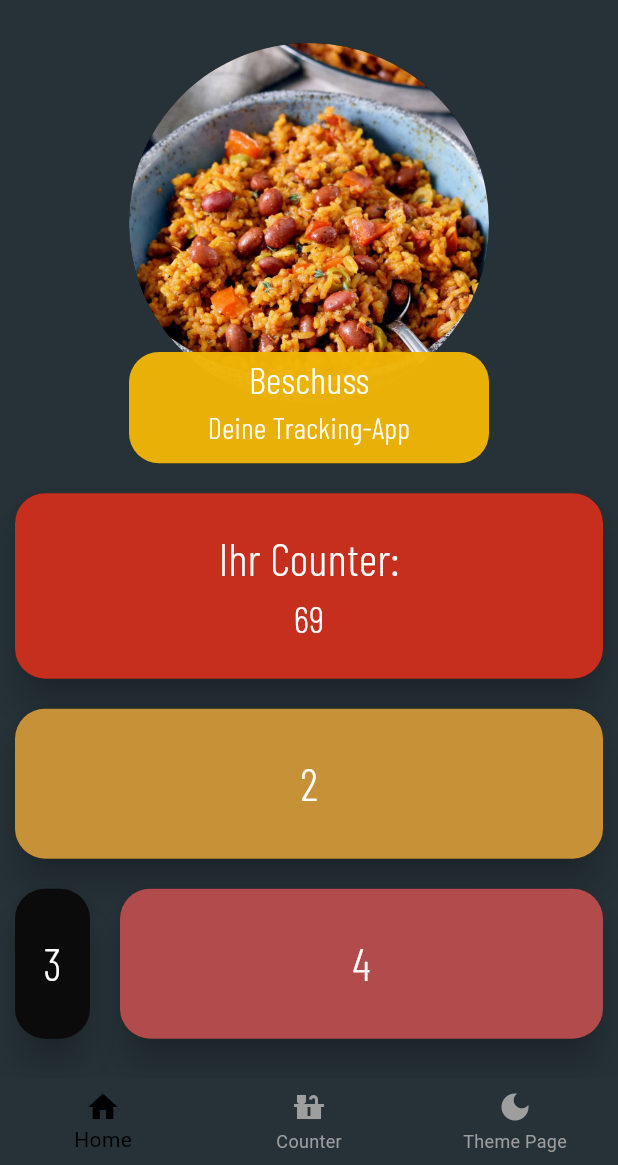
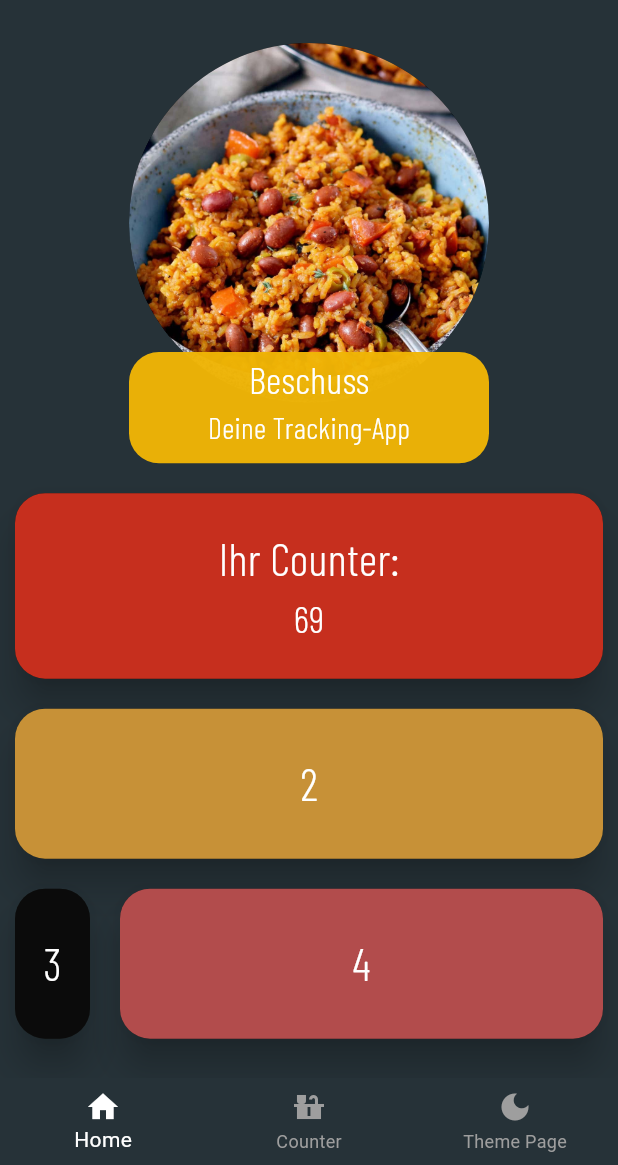
Before and after one commit to Tetoji/Flutter-Udemy-Course, a Flutter app: the screen it shows after launch, on a phone screen of 412 x 824 dp, the part 71-1236 px from its top. Run offline on Flutter 3.47's test engine with Material 3 defaults, Android fonts, the phone set to English and light mode, and no system bars; drawn by our look-alikes of auto_size_text.

Commit message:
navbar color theme

```diff
--- a/udemy_app/lib/nav_root.dart
+++ b/udemy_app/lib/nav_root.dart
@@ -26,9 +26,12 @@ class _RootWidgetState extends State<NavbarWidget> {
       ),
       bottomNavigationBar: BottomNavigationBar(
         elevation: 0.0,
-        backgroundColor: Theme.of(context).scaffoldBackgroundColor,
-        selectedItemColor: Colors.black,
-        unselectedItemColor: Colors.grey,
+        backgroundColor:
+            Theme.of(context).bottomNavigationBarTheme.backgroundColor,
+        selectedItemColor:
+            Theme.of(context).bottomNavigationBarTheme.selectedItemColor,
+        unselectedItemColor:
+            Theme.of(context).bottomNavigationBarTheme.unselectedItemColor,
         onTap: (index) {
           setState(() {
             _currentIndex = index;
--- a/udemy_app/lib/theme.dart
+++ b/udemy_app/lib/theme.dart
@@ -4,11 +4,13 @@ class AppTheme {
   AppTheme._();
 
   //* Light Colors
-  static final Color _lightPrimaryColor = Colors.white;
+  static const Color _lightPrimaryColor = Colors.white;
   static final Color _lightPrimaryVariantColor = Colors.blueGrey.shade800;
   static final Color _lightOnPrimaryColor = Colors.blueGrey.shade200;
   static const Color _lightTextColorPrimary = Colors.black;
   static const Color _appbarColorLight = Colors.blue;
+  static final Color _lightSelectedIconColor = Colors.grey.shade800;
+  static const Color _lightUnselectedIconColor = Colors.grey;
 
   //* Dark Colors
   static final Color _darkPrimaryColor = Colors.blueGrey.shade900;
@@ -16,6 +18,8 @@ class AppTheme {
   static final Color _darkOnPrimaryColor = Colors.blueGrey.shade300;
   static const Color _darkTextColorPrimary = Colors.white;
   static final Color _appbarColorDark = Colors.blueGrey.shade800;
+  static const Color _darkSelectedIconColor = Colors.white;
+  static final Color _darkUnselectedIconColor = Colors.grey.shade500;
 
   static const Color _iconColor = Colors.white;
 
@@ -32,6 +36,22 @@ class AppTheme {
     bodyLarge: _lightBodyText,
   );
 
+  static final ThemeData lightTheme = ThemeData(
+      scaffoldBackgroundColor: _lightPrimaryColor,
+      appBarTheme: const AppBarTheme(
+          color: _appbarColorLight,
+          iconTheme: IconThemeData(color: _iconColor)),
+      bottomAppBarTheme: const BottomAppBarTheme(color: _appbarColorLight),
+      colorScheme: ColorScheme.light(
+          primary: _lightPrimaryColor,
+          onPrimary: _lightOnPrimaryColor,
+          primaryContainer: _lightPrimaryVariantColor),
+      bottomNavigationBarTheme: BottomNavigationBarThemeData(
+          backgroundColor: _lightPrimaryColor,
+          selectedItemColor: _lightSelectedIconColor,
+          unselectedItemColor: _lightUnselectedIconColor),
+      textTheme: _lightTextTheme);
+
   static final TextStyle _darkThemeHeadingTextStyle =
       _lightHeadingText.copyWith(color: _darkTextColorPrimary);
 
@@ -42,18 +62,6 @@ class AppTheme {
     displayLarge: _darkThemeHeadingTextStyle,
     bodyLarge: _darkThemeBodyeTextStyle,
   );
-
-  static final ThemeData lightTheme = ThemeData(
-      scaffoldBackgroundColor: _lightPrimaryColor,
-      appBarTheme: const AppBarTheme(
-          color: _appbarColorLight,
-          iconTheme: IconThemeData(color: _iconColor)),
-      bottomAppBarTheme: const BottomAppBarTheme(color: _appbarColorLight),
-      colorScheme: ColorScheme.light(
-          primary: _lightPrimaryColor,
-          onPrimary: _lightOnPrimaryColor,
-          primaryContainer: _lightPrimaryVariantColor),
-      textTheme: _lightTextTheme);
 
   static final ThemeData darkTheme = ThemeData(
       scaffoldBackgroundColor: _darkPrimaryColor,
@@ -66,5 +74,9 @@ class AppTheme {
         onPrimary: _darkOnPrimaryColor,
         primaryContainer: _darkPrimaryVariantColor,
       ),
+      bottomNavigationBarTheme: BottomNavigationBarThemeData(
+          backgroundColor: _darkPrimaryColor,
+          selectedItemColor: _darkSelectedIconColor,
+          unselectedItemColor: _darkUnselectedIconColor),
       textTheme: _darkTextTheme);
 }
```
